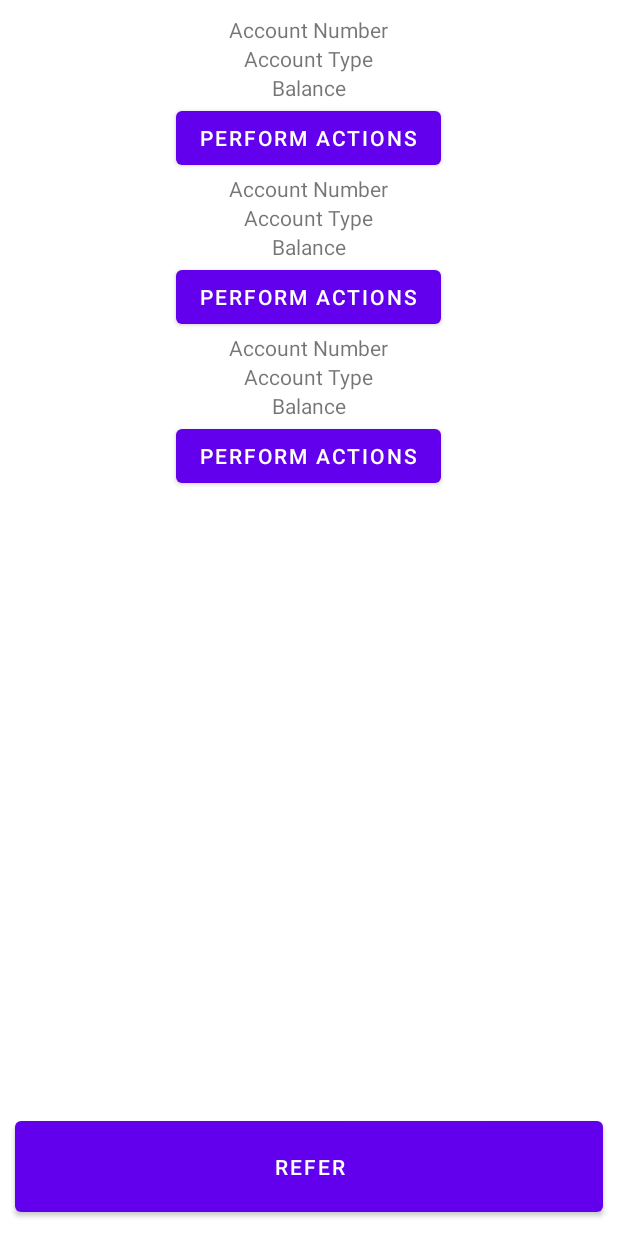
After one commit to pravesh00/banking, an Android app: the layout activity_accounts.xml on its own in the app's theme, with its tools: preview values and no code run, on a phone screen of 412 x 824 dp. The commit adds this screen. Run offline under Robolectric (Android 15) with nearby library versions, the phone set to English and light mode, and no system bars.

Commit message:
UI elements added

```diff
--- /dev/null
+++ b/app/src/main/res/layout/account_layout_item.xml
@@ -0,0 +1,41 @@
+<?xml version="1.0" encoding="utf-8"?>
+<LinearLayout xmlns:android="http://schemas.android.com/apk/res/android"
+    xmlns:tools="http://schemas.android.com/tools"
+    android:layout_width="match_parent"
+    android:orientation="vertical"
+    android:gravity="center_horizontal"
+    android:layout_height="wrap_content">
+
+    <TextView
+        android:id="@+id/txtAccountNumber"
+        android:layout_width="wrap_content"
+        android:layout_height="wrap_content"
+        android:text="@string/AccountNumber"
+        tools:layout_editor_absoluteX="63dp"
+        tools:layout_editor_absoluteY="82dp" />
+
+    <TextView
+        android:id="@+id/txtAccountType"
+        android:layout_width="wrap_content"
+        android:layout_height="wrap_content"
+        android:text="@string/AccountType"
+        tools:layout_editor_absoluteX="194dp"
+        tools:layout_editor_absoluteY="86dp" />
+
+    <TextView
+        android:id="@+id/txtAccountBalance"
+        android:layout_width="wrap_content"
+        android:layout_height="wrap_content"
+        android:text="@string/Balance"
+        tools:layout_editor_absoluteX="85dp"
+        tools:layout_editor_absoluteY="139dp" />
+
+    <Button
+        android:id="@+id/btnPerformActions"
+        android:layout_width="wrap_content"
+        android:layout_height="wrap_content"
+        android:text="@string/PerformActions"
+        tools:layout_editor_absoluteX="224dp"
+        tools:layout_editor_absoluteY="129dp" />
+
+</LinearLayout>
--- /dev/null
+++ b/app/src/main/res/layout/activity_accounts.xml
@@ -0,0 +1,27 @@
+<?xml version="1.0" encoding="utf-8"?>
+<LinearLayout xmlns:android="http://schemas.android.com/apk/res/android"
+    xmlns:app="http://schemas.android.com/apk/res-auto"
+    xmlns:tools="http://schemas.android.com/tools"
+    android:layout_width="match_parent"
+    android:layout_height="match_parent"
+    android:orientation="vertical"
+    tools:context=".AccountsActivity">
+
+    <androidx.recyclerview.widget.RecyclerView
+        android:layout_width="match_parent"
+        android:layout_height="0sp"
+        tools:listitem="@layout/account_layout_item"
+        tools:layout_editor_absoluteX="1dp"
+        android:padding="@dimen/accountPaading"
+        android:layout_weight="30"
+        tools:layout_editor_absoluteY="1dp" />
+
+    <Button
+        android:id="@+id/button4"
+        android:layout_width="match_parent"
+        android:layout_height="wrap_content"
+        android:layout_weight="1"
+        android:layout_margin="@dimen/accountPaading"
+        android:text="@string/Refer" />
+
+</LinearLayout>
--- a/app/src/main/res/values/dim.xml
+++ b/app/src/main/res/values/dim.xml
@@ -4,4 +4,5 @@
     <dimen name="loginPageMargin">20sp</dimen>
     <dimen name="marginAccount">10sp</dimen>
     <dimen name="topMargin">30sp</dimen>
+    <dimen name="accountPaading">10sp</dimen>
 </resources>
--- a/app/src/main/res/values/strings.xml
+++ b/app/src/main/res/values/strings.xml
@@ -8,4 +8,9 @@
     <string name="Address">Address</string>
     <string name="CreateAccount">Create My Account</string>
     <string name="Email">Email</string>
+    <string name="AccountNumber">Account Number</string>
+    <string name="AccountType">Account Type</string>
+    <string name="Balance">Balance</string>
+    <string name="PerformActions">Perform Actions</string>
+    <string name="Refer">Refer</string>
 </resources>
```
Also changed, not shown: app/src/main/AndroidManifest.xml (+14 -0 lines), app/src/main/java/com/example/banking/AccountsActivity.kt (added, +11 -0 lines), app/src/main/java/com/example/banking/ActionsActivity.kt (added, +11 -0 lines), app/src/main/res/layout/activity_actions.xml (added, +32 -0 lines).
